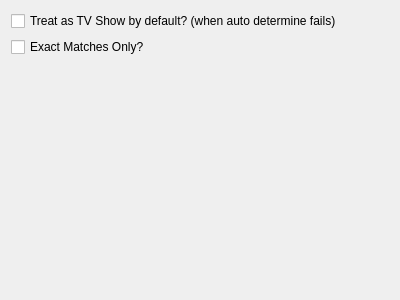
towel42-com/MediaManager, file Preferences/UI/TransformationSettings.ui: the form before one commit.
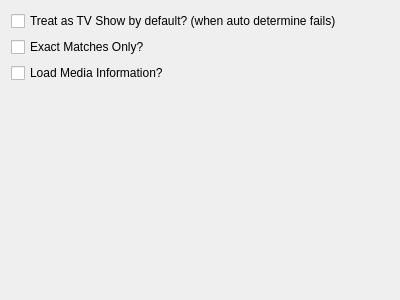
The form after the commit.

Commit message: Work better over slow network

Diff of the .ui file:
```diff
--- a/Preferences/UI/TransformationSettings.ui
+++ b/Preferences/UI/TransformationSettings.ui
@@ -28,6 +28,13 @@
      </property>
     </widget>
    </item>
+   <item>
+    <widget class="QCheckBox" name="loadMediaInfo">
+     <property name="text">
+      <string>Load Media Information?</string>
+     </property>
+    </widget>
+   </item>
    <item>
     <spacer name="verticalSpacer_7">
      <property name="orientation">
```
The commit also changes 1 other file.
